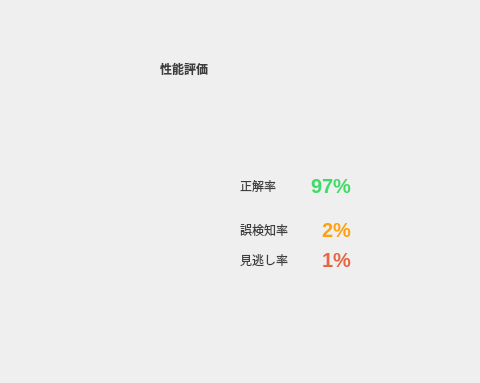
Qt form src/main/python/view/ui/test.ui (RUTILEA/SDTest) before a commit; both pictures show x 360 to 840 and y 0 to 383 of the 840 by 486 pixel window.
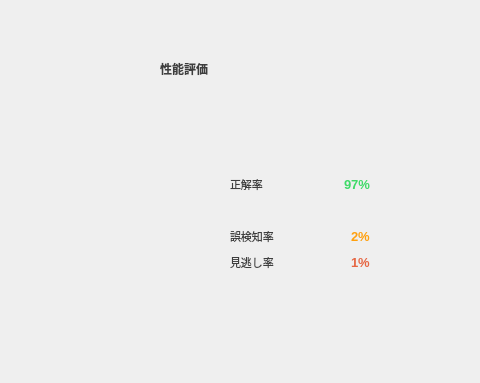
The same form after that commit. Icons and pictures are not drawn.

Commit message: resize performance label text

What changed in the file:
```diff
--- a/src/main/python/view/ui/test.ui
+++ b/src/main/python/view/ui/test.ui
@@ -277,16 +277,13 @@
                 <height>280</height>
                </size>
               </property>
-              <property name="styleSheet">
-               <string notr="true"/>
-              </property>
              </widget>
              <widget class="QWidget" name="verticalLayoutWidget">
               <property name="geometry">
                <rect>
-                <x>80</x>
+                <x>70</x>
                 <y>90</y>
-                <width>111</width>
+                <width>140</width>
                 <height>98</height>
                </rect>
               </property>
@@ -295,6 +292,11 @@
                 <layout class="QHBoxLayout" name="correct_rate_area">
                  <item>
                   <widget class="QLabel" name="correct_rate_title_label">
+                   <property name="font">
+                    <font>
+                     <pointsize>8</pointsize>
+                    </font>
+                   </property>
                    <property name="styleSheet">
                     <string notr="true">color: #3e3e3e</string>
                    </property>
@@ -320,7 +322,7 @@
                   <widget class="QLabel" name="correct_rate_label">
                    <property name="font">
                     <font>
-                     <pointsize>15</pointsize>
+                     <pointsize>10</pointsize>
                      <weight>75</weight>
                      <bold>true</bold>
                     </font>
@@ -352,6 +354,11 @@
                 <layout class="QHBoxLayout" name="false_positive_rate_area">
                  <item>
                   <widget class="QLabel" name="false_positive_rate_title_label">
+                   <property name="font">
+                    <font>
+                     <pointsize>8</pointsize>
+                    </font>
+                   </property>
                    <property name="styleSheet">
                     <string notr="true">color: #3e3e3e</string>
                    </property>
@@ -377,7 +384,7 @@
                   <widget class="QLabel" name="false_positive_rate_label">
                    <property name="font">
                     <font>
-                     <pointsize>15</pointsize>
+                     <pointsize>10</pointsize>
                      <weight>75</weight>
                      <bold>true</bold>
                     </font>
@@ -396,6 +403,11 @@
                 <layout class="QHBoxLayout" name="false_negative_rate_area">
                  <item>
                   <widget class="QLabel" name="false_negative_rate_title_label">
+                   <property name="font">
+                    <font>
+                     <pointsize>8</pointsize>
+                    </font>
+                   </property>
                    <property name="styleSheet">
                     <string notr="true">color: #3e3e3e</string>
                    </property>
@@ -421,7 +433,7 @@
                   <widget class="QLabel" name="false_negative_rate_label">
                    <property name="font">
                     <font>
-                     <pointsize>15</pointsize>
+                     <pointsize>10</pointsize>
                      <weight>75</weight>
                      <bold>true</bold>
                     </font>
```
The commit also changes 1 other file.
